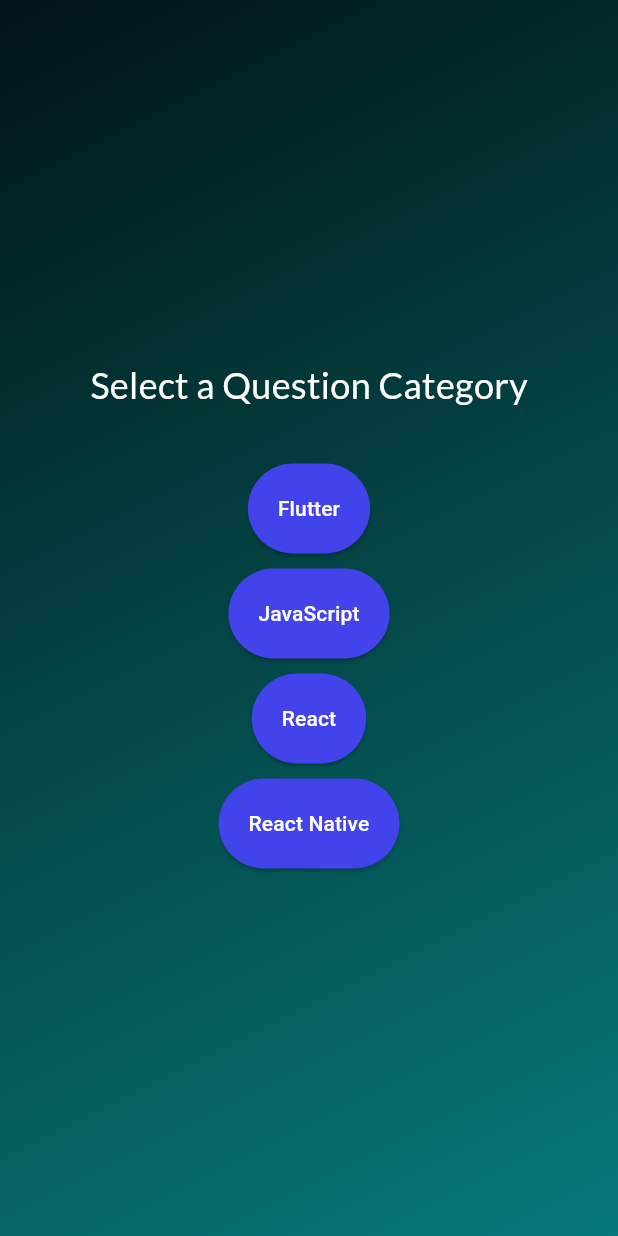
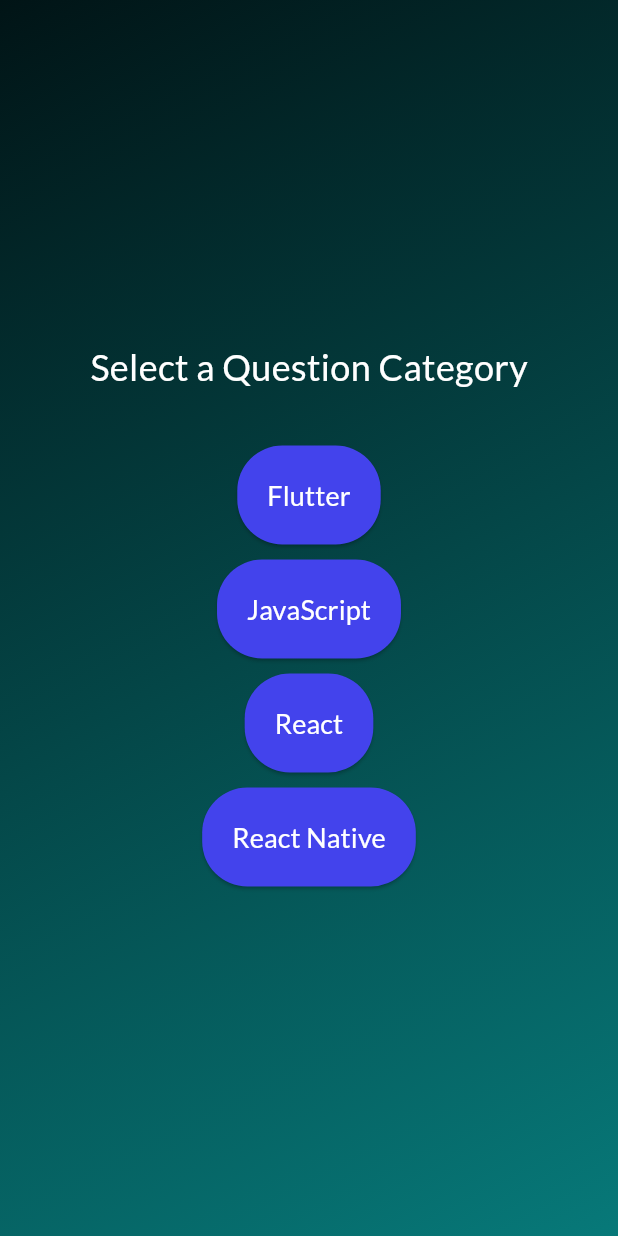
Before and after one commit to TemiladeRebecca/Quiz-App, a Flutter app: the screen it shows after launch, after a tap on "Start Quiz", on a phone screen of 412 x 824 dp. Run offline on Flutter 3.47's test engine with Material 3 defaults, Android fonts, the phone set to English and light mode, and no system bars; our stand-ins replace google_fonts.

Commit message:
Organized project structure into screens, widgets, and models folders

```diff
--- a/lib/main.dart
+++ b/lib/main.dart
@@ -1,6 +1,6 @@
 import 'package:flutter/material.dart';
 
-import 'package:quiz_app/quiz.dart';
+import 'package:quiz_app/screens/quiz.dart';
 
 void main() {
   runApp(
--- a/lib/category.dart
+++ b/lib/models/category.dart
@@ -1,4 +1,4 @@
-import 'package:quiz_app/question_category.dart';
+import 'package:quiz_app/widgets/question_category.dart';
 
 const category = [
   QuestionCategory([
--- a/lib/questions.dart
+++ b/lib/models/questions.dart
@@ -1,4 +1,4 @@
-import 'package:quiz_app/quiz_questions.dart';
+import 'package:quiz_app/widgets/quiz_questions.dart';
 
 
 const questions = [
--- a/lib/questions_screen.dart
+++ b/lib/screens/questions_screen.dart
@@ -1,8 +1,8 @@
 import 'package:flutter/material.dart';
 import 'package:google_fonts/google_fonts.dart';
-import 'package:quiz_app/quiz_questions.dart';
+import 'package:quiz_app/widgets/quiz_questions.dart';
 
-import 'package:quiz_app/answer_button.dart';
+import 'package:quiz_app/widgets/answer_button.dart';
 
 
 class QuestionScreen extends StatefulWidget {
--- a/lib/result_screen.dart
+++ b/lib/screens/result_screen.dart
@@ -2,8 +2,8 @@ import 'package:flutter/material.dart';
 import 'package:google_fonts/google_fonts.dart';
 
 // import 'package:quiz_app/questions.dart';
-import 'package:quiz_app/quiz_questions.dart';
-import 'package:quiz_app/question_summary.dart';
+import 'package:quiz_app/widgets/quiz_questions.dart';
+import 'package:quiz_app/widgets/question_summary.dart';
 
 
 class ResultScreen extends StatelessWidget {
--- a/lib/details_button.dart
+++ b/lib/widgets/details_button.dart
@@ -1,4 +1,6 @@
 import 'package:flutter/material.dart';
+
+import 'package:google_fonts/google_fonts.dart';
 
 class DetailsButton extends StatelessWidget {
 
@@ -22,7 +24,12 @@ class DetailsButton extends StatelessWidget {
                   borderRadius: BorderRadius.circular(30)
                 ),
               ),
-              child: Text(questionCategory, textAlign: TextAlign.center,),
+              child: Text(questionCategory,
+              textAlign: TextAlign.center,
+              style: GoogleFonts.lato(
+                textStyle: TextStyle(fontSize: 18),
+                ),
+              ),
             ),
     );
   }
--- a/lib/question_details.dart
+++ b/lib/widgets/question_details.dart
@@ -1,7 +1,7 @@
 import 'package:flutter/material.dart';
 import 'package:google_fonts/google_fonts.dart';
-import 'package:quiz_app/details_button.dart';
-import 'package:quiz_app/category.dart';
+import 'package:quiz_app/widgets/details_button.dart';
+import 'package:quiz_app/models/category.dart';
 
 
 class QuestionDetails extends StatelessWidget {
```
Also changed, not shown: lib/screens/quiz.dart (renamed from lib/quiz.dart, +6 -6 lines), lib/screens/start_screen.dart (renamed from lib/start_screen.dart), lib/widgets/answer_button.dart (renamed from lib/answer_button.dart), lib/widgets/question_category.dart (renamed from lib/question_category.dart), lib/widgets/question_summary.dart (renamed from lib/question_summary.dart), lib/widgets/quiz_questions.dart (renamed from lib/quiz_questions.dart).
